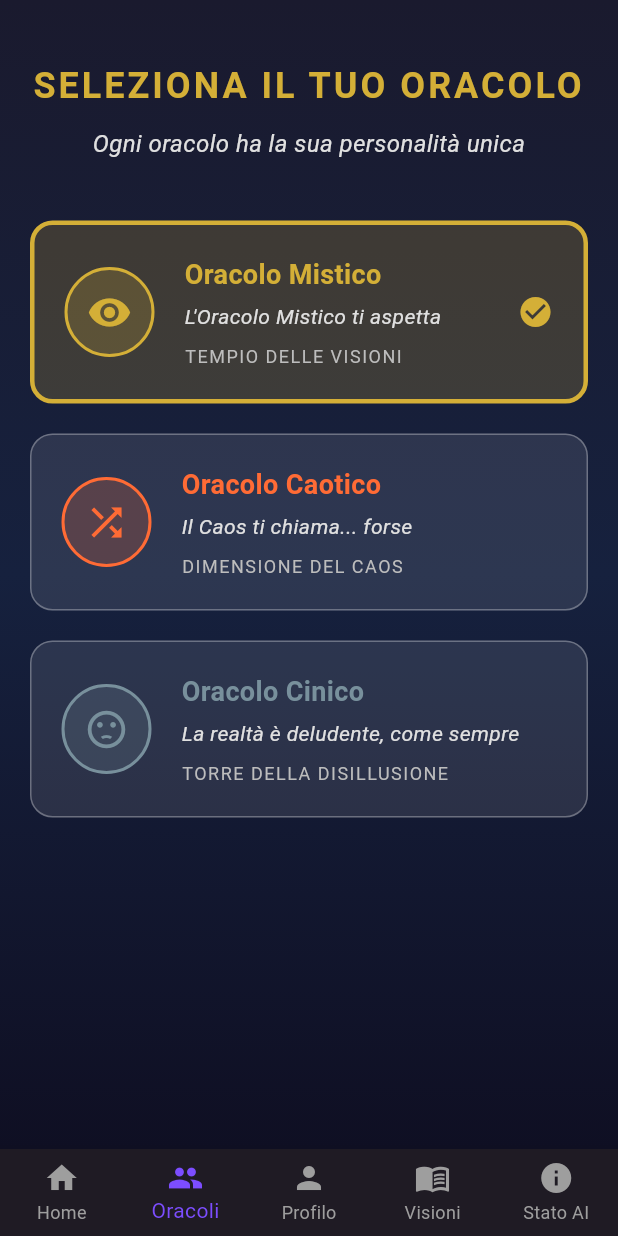
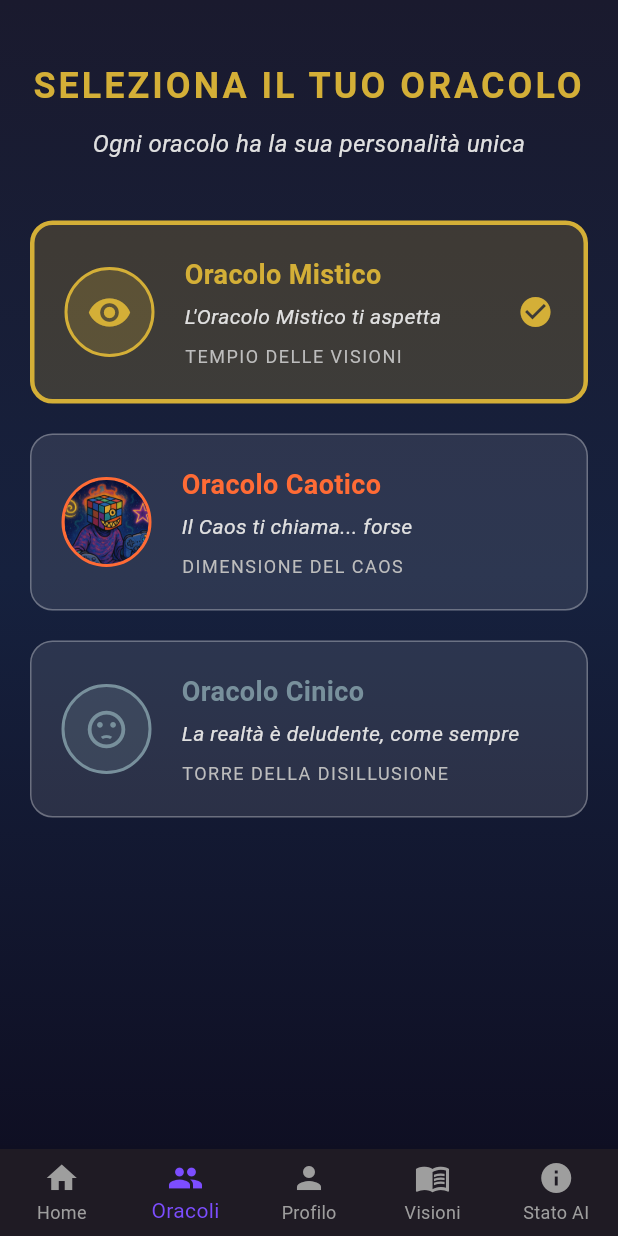
Before and after one commit to giorgiococci/ProfetAI, a Flutter app: the screen it shows after launch, item 2 of the bottom bar chosen, on a phone screen of 412 x 824 dp. Run offline on Flutter 3.47's test engine with Material 3 defaults, Android fonts, the phone set to English and light mode, and no system bars; our stand-ins replace flutter_dotenv, flutter_secure_storage.

Commit message:
Add prophet images and enhance Profet class with optional image paths

```diff
--- a/lib/models/ai_profet.dart
+++ b/lib/models/ai_profet.dart
@@ -17,6 +17,7 @@ abstract class AIProfet extends Profet {
     required super.backgroundGradient,
     required super.icon,
     super.backgroundImagePath,
+    super.profetImagePath,
   });
 
   /// Get the system prompt that defines this profet's personality
--- a/lib/models/oracolo_caotico.dart
+++ b/lib/models/oracolo_caotico.dart
@@ -14,7 +14,8 @@ class OracoloCaotico extends Profet {
       Color(0xFF1B0D2E), // Viola quasi nero
     ],
     icon: Icons.shuffle,
-    backgroundImagePath: 'assets/images/backgrounds/chaotic_profet_background.png', // Immagine caotica
+    backgroundImagePath: 'assets/images/backgrounds/chaotic_profet_background.png', // Immagine di sfondo
+    profetImagePath: 'assets/images/prophets/chaotic_prophet_2.png', // Immagine dell'oracolo caotico
   );
 
   @override
@@ -44,6 +45,9 @@ Evita:
 - Riferimenti offensivi
 - Negatività vera (solo caos divertente)
 ''';
+
+  @override
+  String get aiLoadingMessage => 'L\'Oracolo Caotico sta mescolando le carte della realtà...';
 
   @override
   List<String> getRandomVisions() {
--- a/lib/models/oracolo_cinico.dart
+++ b/lib/models/oracolo_cinico.dart
@@ -15,6 +15,7 @@ class OracoloCinico extends Profet {
     ],
     icon: Icons.sentiment_dissatisfied,
     backgroundImagePath: 'assets/images/backgrounds/oracolo_cinico_background.jpg', // Immagine cinica
+    // profetImagePath: 'assets/images/prophets/cynic_prophet.png', // Opzionale
   );
 
   @override
@@ -44,6 +45,9 @@ Evita:
 - Consigli totalmente negativi
 - Offese personali
 ''';
+
+  @override
+  String get aiLoadingMessage => 'L\'Oracolo Cinico sta preparando una dose di cruda realtà...';
 
   @override
   List<String> getRandomVisions() {
--- a/lib/models/oracolo_mistico.dart
+++ b/lib/models/oracolo_mistico.dart
@@ -15,6 +15,7 @@ class OracoloMistico extends Profet {
     ],
     icon: Icons.visibility,
     backgroundImagePath: 'assets/images/backgrounds/mystic_profet_background.png', // Percorso immagine
+    // profetImagePath: 'assets/images/prophets/mystic_prophet.png', // Opzionale
   );
 
   @override
@@ -44,6 +45,9 @@ Evita:
 ''';
 
   @override
+  String get aiLoadingMessage => 'L\'Oracolo Mistico sta consultando le energie cosmiche...';
+
+  @override
   List<String> getRandomVisions() {
     return [
       "Le stelle sussurrano di un cambiamento che si avvicina. Preparati ad accogliere l'inaspettato.",
--- a/lib/models/profet.dart
+++ b/lib/models/profet.dart
@@ -11,6 +11,7 @@ abstract class Profet {
   final List<Color> backgroundGradient;
   final IconData icon;
   final String? backgroundImagePath; // Percorso opzionale per immagine di sfondo
+  final String? profetImagePath; // Percorso opzionale per immagine dell'oracolo
 
   // Static AI service shared by all profets
   static final AzureOpenAIService _aiService = AzureOpenAIService();
@@ -24,6 +25,7 @@ abstract class Profet {
     required this.backgroundGradient,
     required this.icon,
     this.backgroundImagePath, // Parametro opzionale
+    this.profetImagePath, // Parametro opzionale per immagine dell'oracolo
   });
 
   // Metodi astratti che devono essere implementati dalle classi figlie
@@ -32,6 +34,9 @@ abstract class Profet {
 
   // Abstract method for AI system prompt - each profet defines its personality
   String get aiSystemPrompt;
+
+  // Abstract method for personalized loading message
+  String get aiLoadingMessage;
 
   // Static AI service methods
   static Future<void> initializeAI({
--- a/lib/screens/profet_selection_screen.dart
+++ b/lib/screens/profet_selection_screen.dart
@@ -96,11 +96,28 @@ class ProfetSelectionScreen extends StatelessWidget {
                                       width: 2,
                                     ),
                                   ),
-                                  child: Icon(
-                                    profet.icon,
-                                    color: profet.primaryColor,
-                                    size: 30,
-                                  ),
+                                  child: profet.profetImagePath != null
+                                      ? ClipOval(
+                                          child: Image.asset(
+                                            profet.profetImagePath!,
+                                            width: 56,
+                                            height: 56,
+                                            fit: BoxFit.cover,
+                                            errorBuilder: (context, error, stackTrace) {
+                                              // Fallback all'icona se l'immagine non carica
+                                              return Icon(
+                                                profet.icon,
+                                                color: profet.primaryColor,
+                                                size: 30,
+                                              );
+                                            },
+                                          ),
+                                        )
+                                      : Icon(
+                                          profet.icon,
+                                          color: profet.primaryColor,
+                                          size: 30,
+                                        ),
                                 ),
                                 const SizedBox(width: 20),
                                 Expanded(
--- a/pubspec.yaml
+++ b/pubspec.yaml
@@ -73,6 +73,7 @@ flutter:
   assets:
     - assets/images/
     - assets/images/backgrounds/
+    - assets/images/prophets/
 
   # An image asset can refer to one or more resolution-specific "variants", see
   # https://flutter.dev/to/resolution-aware-images
```
Also changed, not shown: lib/screens/home_screen.dart (+34 -6 lines), assets/images/prophets/chaotic_prophet.png (added), assets/images/prophets/chaotic_prophet_2.png (added).
